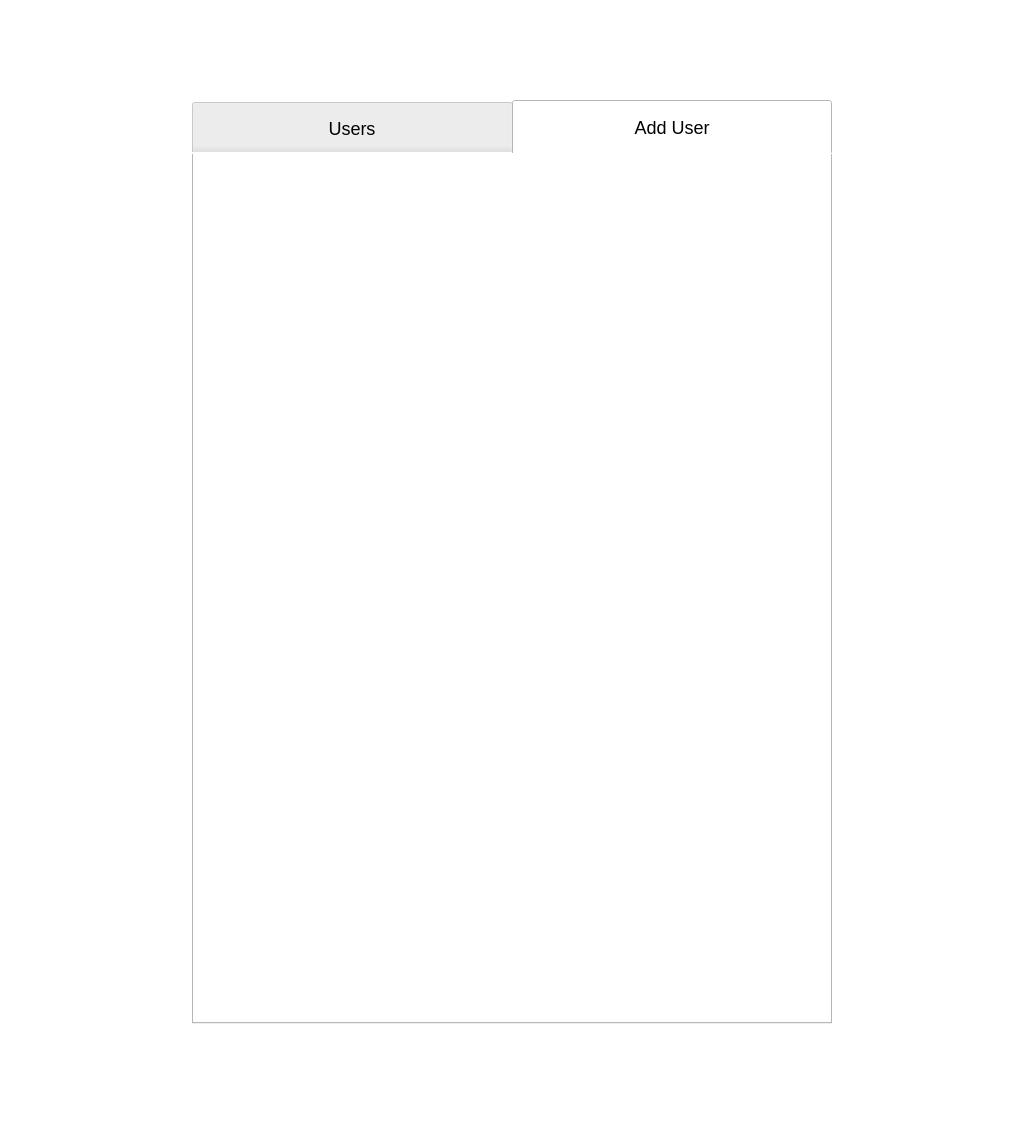
Above: mainwindow.ui from Yaroslav3947/APIProject before the change. Below: the same form after it.
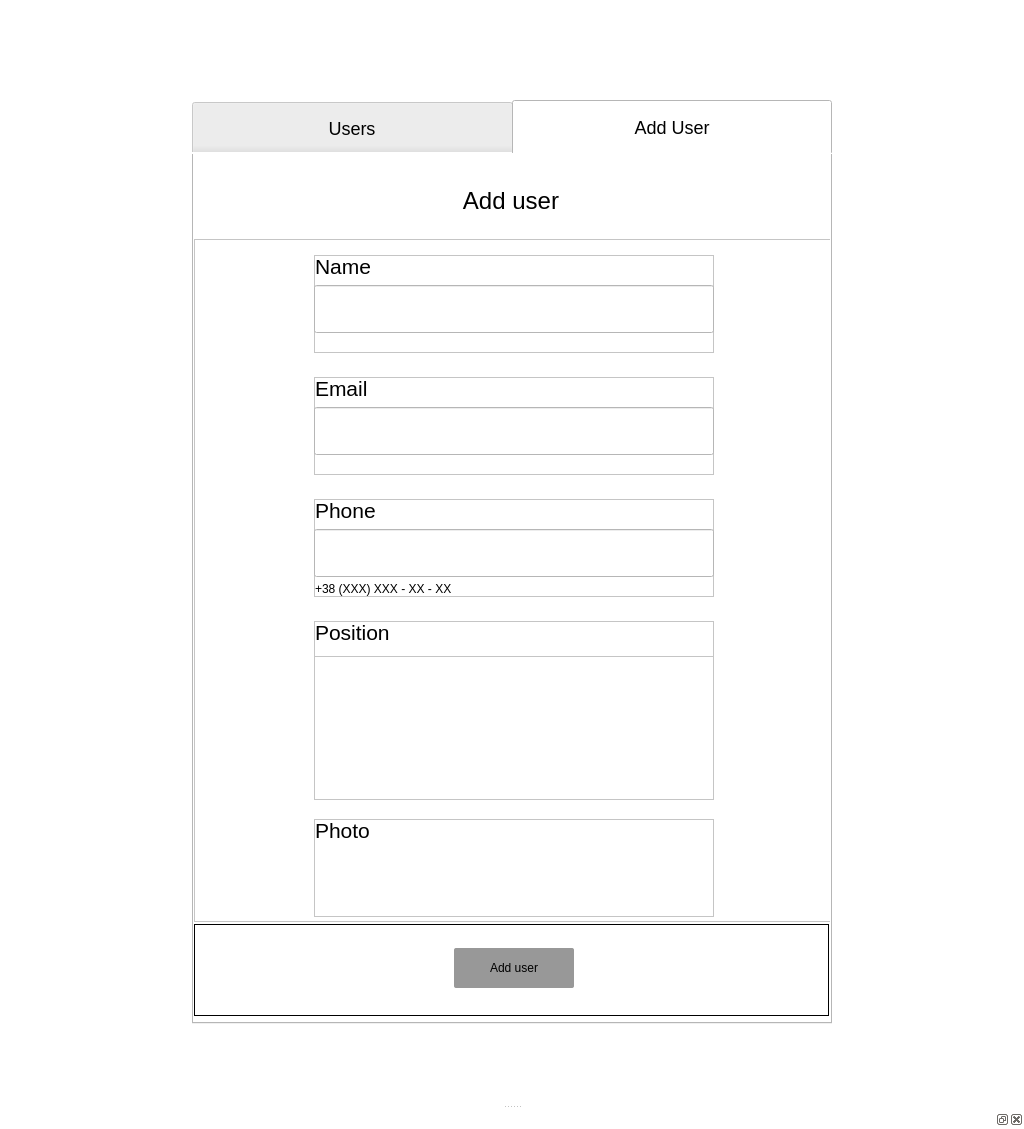
That is the form after the change. The open tabs and pages were chosen to show the change.

Commit message: added RegistrationForm.h/cpp, added ui for add user, improved ApiManager

```diff
--- a/mainwindow.ui
+++ b/mainwindow.ui
@@ -154,9 +154,340 @@
      <attribute name="title">
       <string>Add User</string>
      </attribute>
+     <widget class="QLabel" name="addUserLabel">
+      <property name="geometry">
+       <rect>
+        <x>0</x>
+        <y>0</y>
+        <width>634</width>
+        <height>85</height>
+       </rect>
+      </property>
+      <property name="styleSheet">
+       <string notr="true">background-color: #FFFFFF;
+                              border-radius: 0px;
+                            padding: 32px 24px 24px 24px;
+                             font-family: 'Inter';
+                             font-size: 24px;
+                             text-align: center;</string>
+      </property>
+      <property name="text">
+       <string>Add user</string>
+      </property>
+      <property name="alignment">
+       <set>Qt::AlignCenter</set>
+      </property>
+     </widget>
+     <widget class="QFrame" name="formAddUser">
+      <property name="geometry">
+       <rect>
+        <x>0</x>
+        <y>85</y>
+        <width>640</width>
+        <height>683</height>
+       </rect>
+      </property>
+      <property name="frameShape">
+       <enum>QFrame::StyledPanel</enum>
+      </property>
+      <property name="frameShadow">
+       <enum>QFrame::Raised</enum>
+      </property>
+      <widget class="QFrame" name="nameForm">
+       <property name="geometry">
+        <rect>
+         <x>120</x>
+         <y>16</y>
+         <width>400</width>
+         <height>98</height>
+        </rect>
+       </property>
+       <property name="frameShape">
+        <enum>QFrame::StyledPanel</enum>
+       </property>
+       <property name="frameShadow">
+        <enum>QFrame::Raised</enum>
+       </property>
+       <widget class="QLabel" name="nameLabel">
+        <property name="geometry">
+         <rect>
+          <x>1</x>
+          <y>1</y>
+          <width>61</width>
+          <height>20</height>
+         </rect>
+        </property>
+        <property name="font">
+         <font>
+          <pointsize>16</pointsize>
+         </font>
+        </property>
+        <property name="text">
+         <string>Name</string>
+        </property>
+       </widget>
+       <widget class="QLineEdit" name="nameLine">
+        <property name="geometry">
+         <rect>
+          <x>0</x>
+          <y>30</y>
+          <width>400</width>
+          <height>48</height>
+         </rect>
+        </property>
+        <property name="text">
+         <string/>
+        </property>
+        <property name="placeholderText">
+         <string comment="name"/>
+        </property>
+       </widget>
+      </widget>
+      <widget class="QFrame" name="emailForm">
+       <property name="geometry">
+        <rect>
+         <x>120</x>
+         <y>138</y>
+         <width>400</width>
+         <height>98</height>
+        </rect>
+       </property>
+       <property name="frameShape">
+        <enum>QFrame::StyledPanel</enum>
+       </property>
+       <property name="frameShadow">
+        <enum>QFrame::Raised</enum>
+       </property>
+       <widget class="QLabel" name="emailLabel">
+        <property name="geometry">
+         <rect>
+          <x>1</x>
+          <y>1</y>
+          <width>61</width>
+          <height>20</height>
+         </rect>
+        </property>
+        <property name="font">
+         <font>
+          <pointsize>16</pointsize>
+         </font>
+        </property>
+        <property name="text">
+         <string>Email</string>
+        </property>
+       </widget>
+       <widget class="QLineEdit" name="emailLine">
+        <property name="geometry">
+         <rect>
+          <x>0</x>
+          <y>30</y>
+          <width>400</width>
+          <height>48</height>
+         </rect>
+        </property>
+        <property name="text">
+         <string/>
+        </property>
+        <property name="placeholderText">
+         <string comment="name"/>
+        </property>
+       </widget>
+      </widget>
+      <widget class="QFrame" name="phomeForm">
+       <property name="geometry">
+        <rect>
+         <x>120</x>
+         <y>260</y>
+         <width>400</width>
+         <height>98</height>
+        </rect>
+       </property>
+       <property name="frameShape">
+        <enum>QFrame::StyledPanel</enum>
+       </property>
+       <property name="frameShadow">
+        <enum>QFrame::Raised</enum>
+       </property>
+       <widget class="QLabel" name="phoneLabel">
+        <property name="geometry">
+         <rect>
+          <x>1</x>
+          <y>1</y>
+          <width>71</width>
+          <height>20</height>
+         </rect>
+        </property>
+        <property name="font">
+         <font>
+          <pointsize>16</pointsize>
+         </font>
+        </property>
+        <property name="text">
+         <string>Phone</string>
+        </property>
+       </widget>
+       <widget class="QLineEdit" name="phoneLine">
+        <property name="geometry">
+         <rect>
+          <x>0</x>
+          <y>30</y>
+          <width>400</width>
+          <height>48</height>
+         </rect>
+        </property>
+        <property name="text">
+         <string/>
+        </property>
+        <property name="placeholderText">
+         <string comment="name"/>
+        </property>
+       </widget>
+       <widget class="QLabel" name="label">
+        <property name="geometry">
+         <rect>
+          <x>1</x>
+          <y>82</y>
+          <width>140</width>
+          <height>15</height>
+         </rect>
+        </property>
+        <property name="text">
+         <string>+38 (XXX) XXX - XX - XX</string>
+        </property>
+       </widget>
+      </widget>
+      <widget class="QFrame" name="positionFrame">
+       <property name="geometry">
+        <rect>
+         <x>120</x>
+         <y>382</y>
+         <width>400</width>
+         <height>179</height>
+        </rect>
+       </property>
+       <property name="frameShape">
+        <enum>QFrame::StyledPanel</enum>
+       </property>
+       <property name="frameShadow">
+        <enum>QFrame::Raised</enum>
+       </property>
+       <widget class="QLabel" name="positionLabel">
+        <property name="geometry">
+         <rect>
+          <x>1</x>
+          <y>1</y>
+          <width>81</width>
+          <height>20</height>
+         </rect>
+        </property>
+        <property name="font">
+         <font>
+          <pointsize>16</pointsize>
+         </font>
+        </property>
+        <property name="text">
+         <string>Position</string>
+        </property>
+       </widget>
+       <widget class="QFrame" name="radioButtonFrame">
+        <property name="geometry">
+         <rect>
+          <x>0</x>
+          <y>35</y>
+          <width>400</width>
+          <height>144</height>
+         </rect>
+        </property>
+        <property name="frameShape">
+         <enum>QFrame::StyledPanel</enum>
+        </property>
+        <property name="frameShadow">
+         <enum>QFrame::Raised</enum>
+        </property>
+       </widget>
+      </widget>
+      <widget class="QFrame" name="photoForm">
+       <property name="geometry">
+        <rect>
+         <x>120</x>
+         <y>580</y>
+         <width>400</width>
+         <height>98</height>
+        </rect>
+       </property>
+       <property name="frameShape">
+        <enum>QFrame::StyledPanel</enum>
+       </property>
+       <property name="frameShadow">
+        <enum>QFrame::Raised</enum>
+       </property>
+       <widget class="QLabel" name="photoLabel">
+        <property name="geometry">
+         <rect>
+          <x>1</x>
+          <y>1</y>
+          <width>71</width>
+          <height>20</height>
+         </rect>
+        </property>
+        <property name="font">
+         <font>
+          <pointsize>16</pointsize>
+         </font>
+        </property>
+        <property name="text">
+         <string>Photo</string>
+        </property>
+       </widget>
+      </widget>
+     </widget>
+     <widget class="QFrame" name="buttonFrame">
+      <property name="geometry">
+       <rect>
+        <x>0</x>
+        <y>770</y>
+        <width>635</width>
+        <height>92</height>
+       </rect>
+      </property>
+      <property name="styleSheet">
+       <string notr="true">QFrame {
+border: 1px solid black
+}</string>
+      </property>
+      <property name="frameShape">
+       <enum>QFrame::StyledPanel</enum>
+      </property>
+      <property name="frameShadow">
+       <enum>QFrame::Raised</enum>
+      </property>
+      <widget class="QPushButton" name="addUserButton">
+       <property name="geometry">
+        <rect>
+         <x>260</x>
+         <y>24</y>
+         <width>120</width>
+         <height>40</height>
+        </rect>
+       </property>
+       <property name="styleSheet">
+        <string notr="true">background: #989898;
+border-radius: 2px;</string>
+       </property>
+       <property name="text">
+        <string>Add user</string>
+       </property>
+      </widget>
+     </widget>
     </widget>
    </widget>
   </widget>
+  <widget class="QDockWidget" name="dockWidget">
+   <attribute name="dockWidgetArea">
+    <number>8</number>
+   </attribute>
+   <widget class="QWidget" name="dockWidgetContents"/>
+  </widget>
  </widget>
  <resources/>
  <connections/>
```
Left out of the diff: 6 changed lines with no effect on the pictures. The commit also changes 13 other files.
